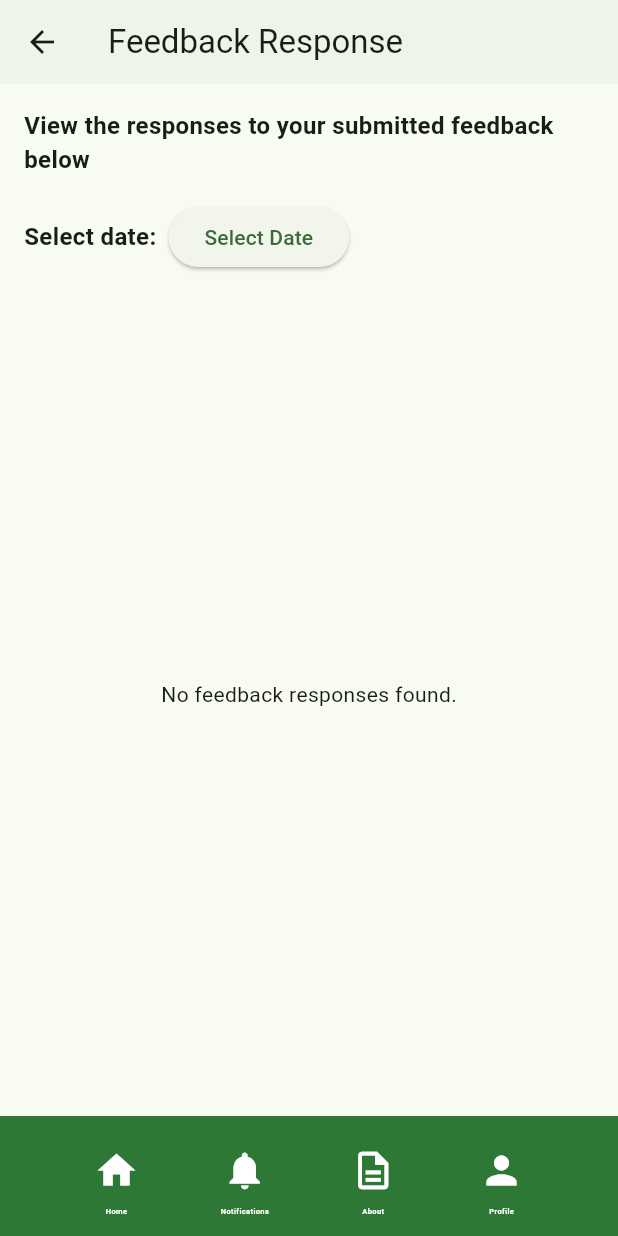
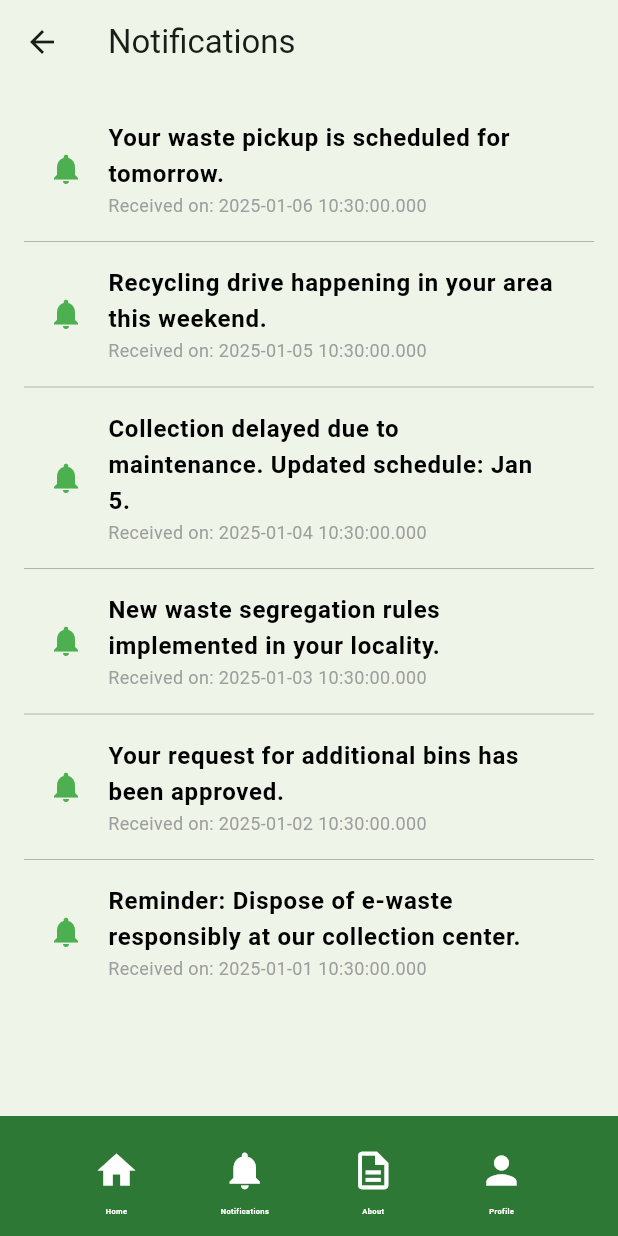
Before and after one commit to mashalbutt7/Flutter, a Flutter app: the FeedbackResponseScreen screen opened by its route, after a tap on the "notifications" icon, on a phone screen of 412 x 824 dp. Run offline on Flutter 3.47's test engine with Material 3 defaults, Android fonts, the phone set to English and light mode, and no system bars; our stand-ins replace cloud_firestore, firebase_core; accounts and stored records are empty.

Commit message:
notifications

```diff
--- /dev/null
+++ b/lib/notifications.dart
@@ -0,0 +1,109 @@
+import 'package:flutter/material.dart';
+import 'residentbottompage.dart';
+
+class NotificationsPage extends StatefulWidget {
+  @override
+  _NotificationsPageState createState() => _NotificationsPageState();
+}
+
+class _NotificationsPageState extends State<NotificationsPage> {
+  final List<Map<String, dynamic>> notifications = [
+    {
+      "title": "Your waste pickup is scheduled for tomorrow.",
+      "isOpened": false
+    },
+    {
+      "title": "Recycling drive happening in your area this weekend.",
+      "isOpened": false
+    },
+    {
+      "title":
+          "Collection delayed due to maintenance. Updated schedule: Jan 5.",
+      "isOpened": false
+    },
+    {
+      "title": "New waste segregation rules implemented in your locality.",
+      "isOpened": false
+    },
+    {
+      "title": "Your request for additional bins has been approved.",
+      "isOpened": false
+    },
+    {
+      "title":
+          "Reminder: Dispose of e-waste responsibly at our collection center.",
+      "isOpened": false
+    },
+  ];
+
+  @override
+  Widget build(BuildContext context) {
+    return Scaffold(
+      appBar: AppBar(
+        title: Text('Notifications'),
+        backgroundColor: Color(0xFFEFF4E9), // Green-themed AppBar
+      ),
+      body: Container(
+        color: Color(0xFFEFF4E9), // Light background color
+        child: Padding(
+          padding: const EdgeInsets.all(16.0),
+          child: ListView.separated(
+            itemCount: notifications.length,
+            separatorBuilder: (context, index) => Divider(
+              color: Colors.grey,
+              thickness: 0.5,
+            ),
+            itemBuilder: (context, index) {
+              return ListTile(
+                leading: Icon(
+                  Icons.notifications,
+                  color: Colors.green,
+                ),
+                title: Text(
+                  notifications[index]["title"],
+                  style: TextStyle(
+                    fontSize: 16.0,
+                    color: Colors.black,
+                    fontWeight: notifications[index]["isOpened"]
+                        ? FontWeight.normal
+                        : FontWeight.bold, // Bold if not opened
+                  ),
+                ),
+                subtitle: Text(
+                  "Received on: ${DateTime.now().subtract(Duration(days: index)).toLocal()}",
+                  style: TextStyle(
+                    fontSize: 12.0,
+                    color: Colors.grey,
+                  ),
+                ),
+                onTap: () {
+                  setState(() {
+                    notifications[index]["isOpened"] = true; // Mark as opened
+                  });
+                  showDialog(
+                    context: context,
+                    builder: (BuildContext context) {
+                      return AlertDialog(
+                        title: Text('Notification Details'),
+                        content: Text(notifications[index]["title"]),
+                        actions: [
+                          TextButton(
+                            onPressed: () {
+                              Navigator.of(context).pop();
+                            },
+                            child: Text('Close'),
+                          ),
+                        ],
+                      );
+                    },
+                  );
+                },
+              );
+            },
+          ),
+        ),
+      ),
+      bottomNavigationBar: AdminBottomSection(),
+    );
+  }
+}
--- a/lib/residentbottompage.dart
+++ b/lib/residentbottompage.dart
@@ -1,5 +1,6 @@
 import 'package:flutter/material.dart';
 import 'about.dart'; // Import the About page here
+import 'notifications.dart'; // Import the Notifications page here
 
 class AdminBottomSection extends StatelessWidget {
   @override
@@ -37,7 +38,11 @@ class AdminBottomSection extends StatelessWidget {
               children: [
                 IconButton(
                   onPressed: () {
-                    // Add navigation for Notifications here
+                    Navigator.push(
+                      context,
+                      MaterialPageRoute(
+                          builder: (context) => NotificationsPage()),
+                    );
                   },
                   icon: Icon(
                     Icons.notifications,
```
